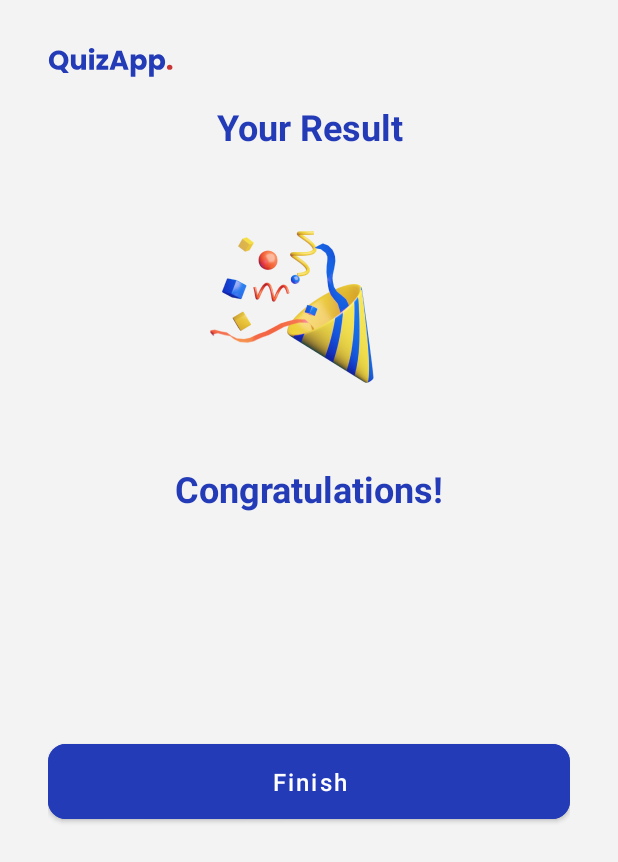
After one commit to saracavalcante/quizzapp-project, an Android app: the fragment ResultFragment shown on its own in the app's theme, on a phone screen of 412 x 824 dp. The commit adds this screen. Shown: the top 862 px of the screen. Run offline under Robolectric (Android 15) with nearby library versions, the phone set to English and light mode, and no system bars.

Commit message:
Add the UI for the Result Fragment

```diff
--- a/app/src/main/java/br/com/saradev/quizapp/fragments/QuizFragment.kt
+++ b/app/src/main/java/br/com/saradev/quizapp/fragments/QuizFragment.kt
@@ -23,6 +23,7 @@ class QuizFragment : Fragment(), View.OnClickListener {
     private var mCurrentPosition: Int = 1
     private var questionList: List<Question>? = null
     private var selectedOptionPosition: Int = 0
+    private var correctAnswers: Int = 0
 
     override fun onCreateView(
         inflater: LayoutInflater, container: ViewGroup?,
@@ -134,6 +135,8 @@ class QuizFragment : Fragment(), View.OnClickListener {
 
                     if (question!!.correctAnswer != selectedOptionPosition) {
                         answerView(selectedOptionPosition, R.drawable.wrong_option_bg)
+                    } else {
+                        correctAnswers++
                     }
 
                     answerView(question.correctAnswer, R.drawable.correct_option_bg)
--- /dev/null
+++ b/app/src/main/java/br/com/saradev/quizapp/fragments/ResultFragment.kt
@@ -0,0 +1,23 @@
+package br.com.saradev.quizapp.fragments
+
+import android.os.Bundle
+import androidx.fragment.app.Fragment
+import android.view.LayoutInflater
+import android.view.View
+import android.view.ViewGroup
+import br.com.saradev.quizapp.R
+import br.com.saradev.quizapp.databinding.FragmentResultBinding
+
+class ResultFragment : Fragment() {
+
+    private var _binding: FragmentResultBinding? = null
+    private val binding: FragmentResultBinding get() = _binding!!
+
+    override fun onCreateView(
+        inflater: LayoutInflater, container: ViewGroup?,
+        savedInstanceState: Bundle?,
+    ): View = FragmentResultBinding.inflate(inflater, container, false).apply {
+        _binding = this
+    }.root
+
+}
--- a/app/src/main/res/drawable/bg_input.xml
+++ b/app/src/main/res/drawable/bg_input.xml
@@ -1,7 +1,7 @@
 <?xml version="1.0" encoding="utf-8"?>
 <shape xmlns:android="http://schemas.android.com/apk/res/android">
 
-    <corners android:radius="12dp" />
+    <corners android:radius="16dp" />
     <solid android:color="@color/white" />
 
 </shape>
--- a/app/src/main/res/drawable/correct_option_bg.xml
+++ b/app/src/main/res/drawable/correct_option_bg.xml
@@ -3,6 +3,6 @@
     android:shape="rectangle">
 
     <solid android:color="@color/color_success" />
-    <corners android:radius="8dp" />
+    <corners android:radius="16dp" />
 
 </shape>
--- a/app/src/main/res/drawable/default_option_border.xml
+++ b/app/src/main/res/drawable/default_option_border.xml
@@ -8,6 +8,6 @@
 
     <solid android:color="@color/white" />
 
-    <corners android:radius="8dp" />
+    <corners android:radius="16dp" />
 
 </shape>
--- a/app/src/main/res/drawable/selected_option_border.xml
+++ b/app/src/main/res/drawable/selected_option_border.xml
@@ -8,6 +8,6 @@
 
     <solid android:color="@color/white" />
 
-    <corners android:radius="8dp" />
+    <corners android:radius="16dp" />
 
 </shape>
--- a/app/src/main/res/drawable/wrong_option_bg.xml
+++ b/app/src/main/res/drawable/wrong_option_bg.xml
@@ -3,6 +3,6 @@
     android:shape="rectangle">
 
     <solid android:color="@color/color_error" />
-    <corners android:radius="8dp" />
+    <corners android:radius="16dp" />
 
 </shape>
--- a/app/src/main/res/layout/fragment_quiz.xml
+++ b/app/src/main/res/layout/fragment_quiz.xml
@@ -169,7 +169,7 @@
             android:text="@string/submit"
             android:textAllCaps="false"
             android:textSize="16sp"
-            app:cornerRadius="8dp"
+            app:cornerRadius="16dp"
             app:layout_constraintTop_toBottomOf="@id/optionFive" />
 
     </androidx.constraintlayout.widget.ConstraintLayout>
--- /dev/null
+++ b/app/src/main/res/layout/fragment_result.xml
@@ -0,0 +1,90 @@
+<?xml version="1.0" encoding="utf-8"?>
+<androidx.constraintlayout.widget.ConstraintLayout xmlns:android="http://schemas.android.com/apk/res/android"
+    xmlns:tools="http://schemas.android.com/tools"
+    android:layout_width="match_parent"
+    android:layout_height="match_parent"
+    android:padding="32dp"
+    xmlns:app="http://schemas.android.com/apk/res-auto"
+    android:background="@color/color_secondary"
+    tools:context=".fragments.ResultFragment">
+
+
+    <androidx.appcompat.widget.AppCompatImageView
+        android:id="@+id/ivLogo"
+        android:layout_width="wrap_content"
+        android:layout_height="wrap_content"
+        android:src="@drawable/ic_logo"
+        app:layout_constraintTop_toTopOf="parent"
+        app:layout_constraintStart_toStartOf="parent" />
+
+    <androidx.appcompat.widget.AppCompatTextView
+        android:id="@+id/tvResult"
+        android:layout_width="match_parent"
+        android:layout_height="wrap_content"
+        android:gravity="center"
+        android:layout_marginTop="16dp"
+        android:text="@string/your_result"
+        android:textColor="@color/color_primary"
+        android:textSize="24sp"
+        android:textStyle="bold"
+        app:layout_constraintTop_toBottomOf="@id/ivLogo"/>
+
+    <androidx.appcompat.widget.AppCompatImageView
+        android:id="@+id/ivResult"
+        android:layout_width="wrap_content"
+        android:layout_height="wrap_content"
+        android:layout_marginTop="48dp"
+        android:src="@drawable/result_img"
+        app:layout_constraintTop_toBottomOf="@id/tvResult"
+        app:layout_constraintStart_toStartOf="parent"
+        app:layout_constraintEnd_toEndOf="parent"/>
+
+    <androidx.appcompat.widget.AppCompatTextView
+        android:id="@+id/tvCongrats"
+        android:layout_width="match_parent"
+        android:layout_height="wrap_content"
+        android:gravity="center"
+        android:layout_marginTop="48dp"
+        android:text="Congratulations!"
+        android:textColor="@color/color_primary"
+        android:textSize="24sp"
+        android:textStyle="bold"
+        app:layout_constraintTop_toBottomOf="@id/ivResult"/>
+
+    <androidx.appcompat.widget.AppCompatTextView
+        android:id="@+id/tvResultName"
+        android:layout_width="match_parent"
+        android:layout_height="wrap_content"
+        android:gravity="center"
+        android:layout_marginTop="31dp"
+        android:textColor="@color/color_primary"
+        android:textSize="24sp"
+        android:textStyle="bold"
+        app:layout_constraintTop_toBottomOf="@id/tvCongrats"
+        tools:text="Sara"/>
+
+    <androidx.appcompat.widget.AppCompatTextView
+        android:id="@+id/tvResultScore"
+        android:layout_width="match_parent"
+        android:layout_height="wrap_content"
+        android:gravity="center"
+        android:layout_marginTop="16dp"
+        android:textColor="@color/color_text"
+        android:textSize="16sp"
+        app:layout_constraintTop_toBottomOf="@id/tvResultName"
+        tools:text="Your score is 7 out 10"/>
+
+    <com.google.android.material.button.MaterialButton
+        android:id="@+id/btnSubmit"
+        android:layout_width="match_parent"
+        android:layout_height="wrap_content"
+        android:layout_marginTop="46dp"
+        android:padding="14dp"
+        android:backgroundTint="@color/color_primary"
+        android:text="@string/finish"
+        android:textAllCaps="false"
+        android:textSize="16sp"
+        app:cornerRadius="12dp"
+        app:layout_constraintTop_toBottomOf="@id/tvResultScore" />
+
+</androidx.constraintlayout.widget.ConstraintLayout>
--- a/app/src/main/res/layout/fragment_welcome.xml
+++ b/app/src/main/res/layout/fragment_welcome.xml
@@ -86,7 +86,7 @@
         android:text="@string/lets_start"
         android:textSize="16sp"
         android:textAllCaps="false"
-        app:cornerRadius="8dp"
+        app:cornerRadius="16dp"
         app:layout_constraintEnd_toEndOf="parent"
         app:layout_constraintStart_toStartOf="parent"
         app:layout_constraintTop_toBottomOf="@id/txtFieldName" />
--- a/app/src/main/res/values/strings.xml
+++ b/app/src/main/res/values/strings.xml
@@ -7,4 +7,6 @@
     <string name="name">Name</string>
     <string name="lets_start">Let\'s Start</string>
     <string name="submit">Submit</string>
+    <string name="your_result">Your Result</string>
+    <string name="finish">Finish</string>
 </resources>
```
Also changed, not shown: app/src/main/res/drawable-hdpi/result_img.png (added), app/src/main/res/drawable-mdpi/result_img.png (added), app/src/main/res/drawable-xhdpi/result_img.png (added), app/src/main/res/drawable-xxhdpi/result_img.png (added), app/src/main/res/drawable-xxxhdpi/result_img.png (added).
